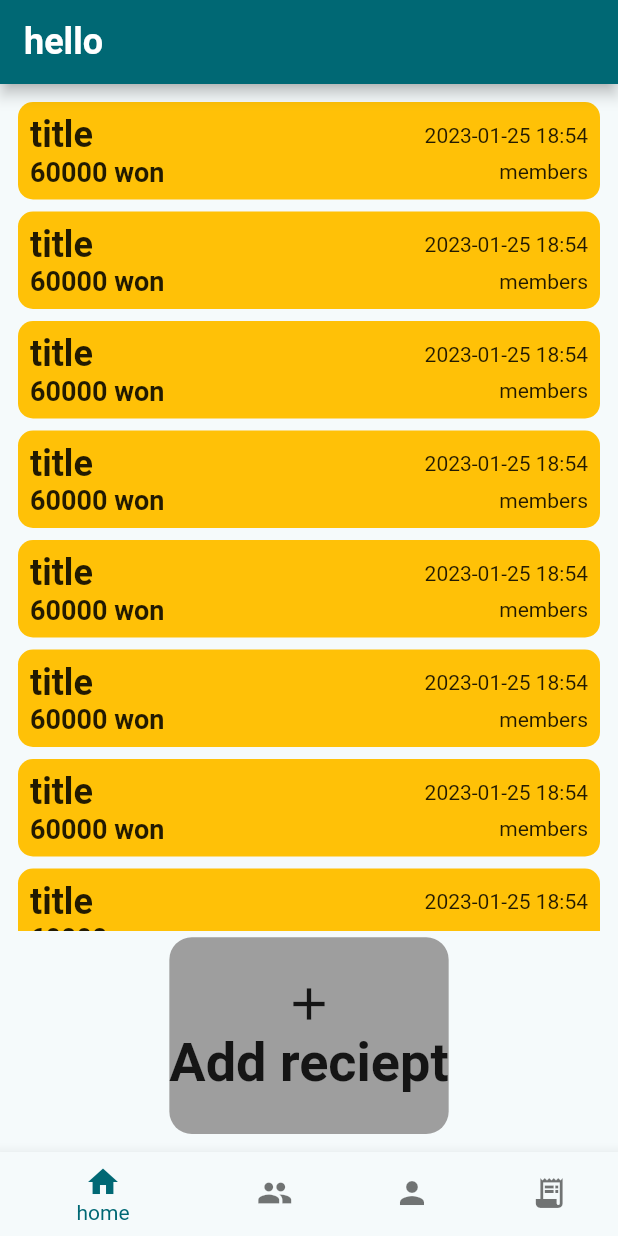
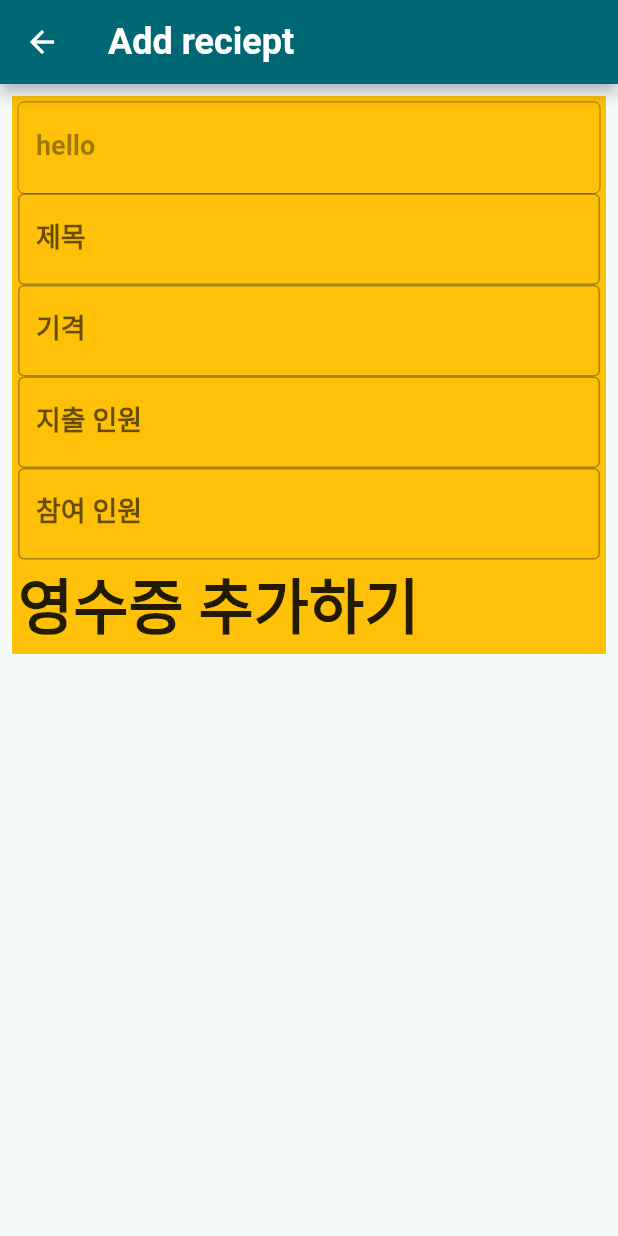
Before and after one commit to hoseCloud/fast_dutch, a Flutter app: the screen it shows after launch, after a tap on "Add reciept", on a phone screen of 412 x 824 dp. Run offline on Flutter 3.47's test engine with Material 2 defaults, Android fonts, the phone set to English and light mode, and no system bars.

Commit message:
Add add_receipt_screen in home_screen

```diff
--- /dev/null
+++ b/lib/screens/add_reciept_screen.dart
@@ -0,0 +1,130 @@
+import 'package:fast_dutch/models/receipt_model.dart';
+import 'package:flutter/material.dart';
+
+import '../models/group_model.dart';
+
+class AddRecieptScreen extends StatefulWidget {
+  final String? group;
+  const AddRecieptScreen({
+    super.key,
+    this.group,
+  });
+
+  @override
+  State<AddRecieptScreen> createState() => _AddRecieptScreenState();
+}
+
+class _AddRecieptScreenState extends State<AddRecieptScreen> {
+  String? _group, _title, _price, _payers, _dutches;
+  late ReceiptModel receipt;
+
+  @override
+  void initState() {
+    _group = widget.group;
+    super.initState();
+  }
+
+  void _scanGroup(String value) {
+    setState(() {
+      _group = value;
+    });
+  }
+
+  void _scanTitle(String value) {
+    setState(() {
+      _title = value;
+    });
+  }
+
+  void _scanPrice(String value) {
+    setState(() {
+      _price = value;
+    });
+  }
+
+  void _scanPayers(String value) {
+    setState(() {
+      _payers = value;
+    });
+  }
+
+  void _scanDutches(String value) {
+    setState(() {
+      _dutches = value;
+    });
+  }
+
+  void onTapAddReceipt() {
+    receipt = ReceiptModel(
+      group: GroupModel(),
+      title: _title ?? 'blank',
+      price: int.parse(_price ?? '0'),
+    );
+
+    print(receipt.id);
+  }
+
+  @override
+  Widget build(BuildContext context) {
+    return Scaffold(
+      appBar: AppBar(
+        title: const Text('Add reciept'),
+      ),
+      body: SingleChildScrollView(
+        child: Padding(
+          padding: const EdgeInsets.all(8.0),
+          child: Container(
+            padding: const EdgeInsets.all(4),
+            color: Colors.amber,
+            child: Column(
+              crossAxisAlignment: CrossAxisAlignment.stretch,
+              children: [
+                widget.group == null
+                    ? input('모임', _scanGroup)
+                    : inputBlock(widget.group!),
+                input('제목', _scanTitle),
+                input('기격', _scanPrice),
+                input('지출 인원', _scanPayers),
+                input('참여 인원', _scanDutches),
+                GestureDetector(
+                  onTap: onTapAddReceipt,
+                  child: Container(
+                    child: const Text(
+                      '영수증 추가하기',
+                      style: TextStyle(
+                        fontSize: 40,
+                        fontWeight: FontWeight.bold,
+                      ),
+                    ),
+                  ),
+                )
+              ],
+            ),
+          ),
+        ),
+      ),
+    );
+  }
+
+  TextField input(String title, Function(String) func) {
+    return TextField(
+      obscureText: false,
+      decoration: InputDecoration(
+        border: const OutlineInputBorder(),
+        labelText: title,
+      ),
+      onChanged: func,
+    );
+  }
+
+  TextField inputBlock(String title) {
+    return TextField(
+      obscureText: false,
+      decoration: InputDecoration(
+        border: const OutlineInputBorder(),
+        labelText: title,
+      ),
+      enabled: false,
+    );
+  }
+}
--- a/lib/screens/home_screen.dart
+++ b/lib/screens/home_screen.dart
@@ -1,3 +1,4 @@
+import 'package:fast_dutch/screens/add_reciept_screen.dart';
 import 'package:flutter/material.dart';
 
 class HomeScreen extends StatefulWidget {
@@ -9,7 +10,14 @@ class HomeScreen extends StatefulWidget {
 
 class _HomeScreenState extends State<HomeScreen> {
   void onTapAddReciept() {
-    print('hi');
+    Navigator.push(
+      context,
+      MaterialPageRoute(
+        builder: (context) => const AddRecieptScreen(
+          group: 'hello',
+        ),
+      ),
+    );
   }
 
   @override
```
